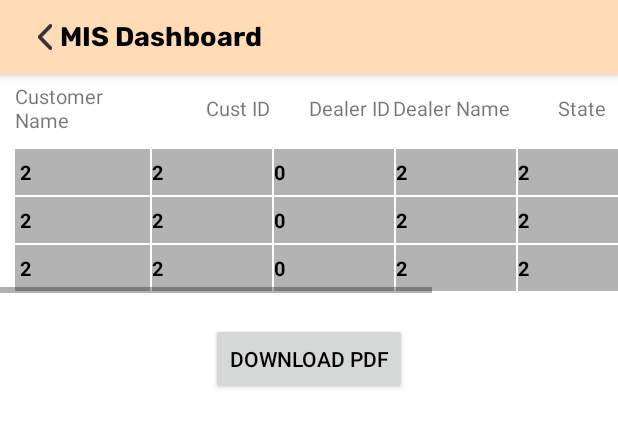
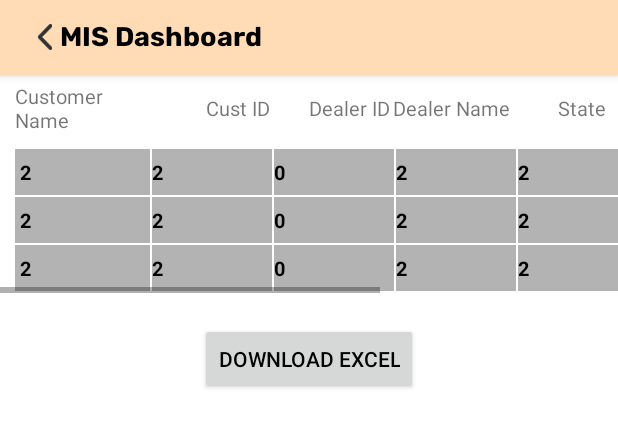
Before and after one commit to DILSHA-SAJAN/TwoWheelerApp, an Android app: the layout activity_mis_report.xml on its own in the app's theme, with its tools: preview values and no code run, on a phone screen of 412 x 824 dp. Shown: the top 427 px of the screen. Run offline under Robolectric (Android 15) with nearby library versions, the phone set to English and light mode, and no system bars.

```diff
--- a/app/src/main/java/com/manappuram/twowheeler/activity/MisReportActivity.java
+++ b/app/src/main/java/com/manappuram/twowheeler/activity/MisReportActivity.java
@@ -175,6 +175,7 @@ public class MisReportActivity extends AppCompatActivity {
             sheet.addCell(new Label(4,0,"State"));
             sheet.addCell(new Label(5,0,"Branch Name"));
             sheet.addCell(new Label(6,0,"Internal Score"));
+            sheet.addCell(new Label(7,0,"Status"));
             for (int i = 0; i < mis_list.size(); i++) {
                 sheet.addCell(new Label(0, i + 1, mis_list.get(i).getCust_name()));
                 sheet.addCell(new Label(1, i + 1, mis_list.get(i).getCust_id()));
@@ -183,6 +184,7 @@ public class MisReportActivity extends AppCompatActivity {
                 sheet.addCell(new Label(4, i + 1, mis_list.get(i).getState()));
                 sheet.addCell(new Label(5, i +  1, mis_list.get(i).getBRANCH_NAME()));
                 sheet.addCell(new Label(6, i +  1,  mis_list.get(i).getTot_int_score()));
+                sheet.addCell(new Label(7, i +  1,  mis_list.get(i).getRemarks()));
 
             }
         } catch (Exception e) {
--- a/app/src/main/java/com/manappuram/twowheeler/adapter/MisDataAdapter.java
+++ b/app/src/main/java/com/manappuram/twowheeler/adapter/MisDataAdapter.java
@@ -49,6 +49,7 @@ public class MisDataAdapter extends RecyclerView.Adapter<MisDataAdapter.ViewHold
         holder.binding.colditem.setText((dtlllist.get(position)).getState());
         holder.binding.notreachitem.setText((dtlllist.get(position)).getBRANCH_NAME());
         holder.binding.notinterestitem.setText((dtlllist.get(position)).getTot_int_score());
+        holder.binding.laststatusitem.setText((dtlllist.get(position)).getRemarks());
 
     }
 
--- a/app/src/main/java/com/manappuram/twowheeler/response/MisReportResponse.java
+++ b/app/src/main/java/com/manappuram/twowheeler/response/MisReportResponse.java
@@ -40,6 +40,17 @@ public class MisReportResponse extends BaseResponse {
 
         @SerializedName("tot_int_score")
         public String tot_int_score;
+
+        @SerializedName("remarks")
+        public String remarks;
+
+        public String getRemarks() {
+            return remarks;
+        }
+
+        public void setRemarks(String remarks) {
+            this.remarks = remarks;
+        }
 
         public String getCust_name() {
             return cust_name;
--- a/app/src/main/res/layout/activity_mis_report.xml
+++ b/app/src/main/res/layout/activity_mis_report.xml
@@ -163,6 +163,8 @@
 
                     </LinearLayout>
 
+
+
                     <LinearLayout
                         android:layout_width="80dp"
                         android:layout_height="match_parent"
@@ -193,7 +195,22 @@
 
                     </LinearLayout>
 
+                    <LinearLayout
+                        android:layout_width="80dp"
+                        android:layout_height="match_parent"
+                        android:gravity="center_vertical|right">
 
+                        <TextView
+                            android:id="@+id/tv_status"
+                            android:layout_width="wrap_content"
+                            android:layout_height="wrap_content"
+                            android:paddingRight="16dp"
+                            android:text="Status"
+                            android:textSize="13sp" />
+
+
+
+                    </LinearLayout>
 
                 </LinearLayout>
 
@@ -219,7 +236,7 @@
             android:layout_marginTop="20dp">
         <androidx.appcompat.widget.AppCompatButton
            android:id="@+id/btn_download"
-            android:text="Download PDF"
+            android:text="Download Excel"
             android:textColor="@color/black"
             android:layout_width="wrap_content"
             android:layout_height="wrap_content">
--- a/app/src/main/res/layout/activity_splash.xml
+++ b/app/src/main/res/layout/activity_splash.xml
@@ -12,7 +12,7 @@
         <LinearLayout
             android:layout_width="match_parent"
             android:layout_height="match_parent"
-            android:background="#B4FFDBB6"
+            android:background="#FFDBB6"
             android:gravity="center|top"
             android:orientation="vertical">
 
--- a/app/src/main/res/layout/itemprioritylist.xml
+++ b/app/src/main/res/layout/itemprioritylist.xml
@@ -157,7 +157,25 @@
 
             </LinearLayout>
 
+            <LinearLayout
+                android:layout_width="80dp"
+                android:layout_height="match_parent"
+                android:paddingVertical="6dp"
+                android:layout_marginRight="1dp"
+                android:background="@color/grey_300"
+                android:gravity="center_vertical">
 
+                <TextView
+                    android:id="@+id/laststatusitem"
+                    android:layout_width="wrap_content"
+                    android:layout_height="wrap_content"
+                    android:text="2"
+                    android:paddingRight="3dp"
+                    android:textColor="@color/black"
+                    android:textSize="13sp"
+                    android:textStyle="bold" />
+
+            </LinearLayout>
 
         </LinearLayout>
 
```
